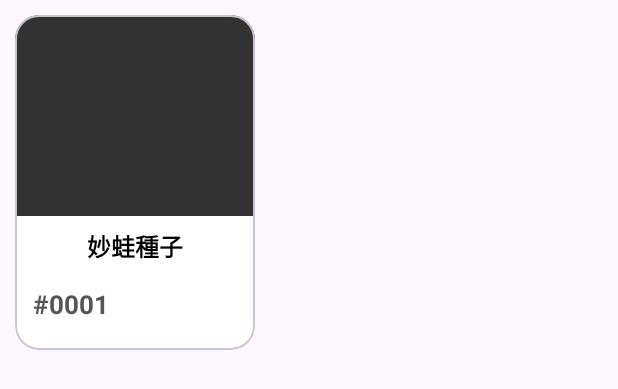
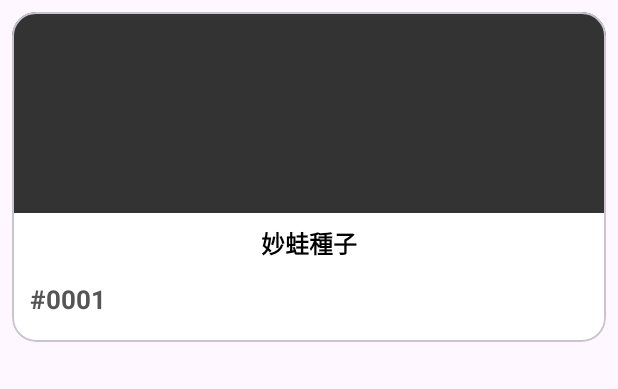
Before and after one commit to f2855631/PokemonJavaApp, an Android app: the layout item_pokemon_card.xml on its own in the app's theme, with its tools: preview values and no code run, on a phone screen of 412 x 824 dp. Shown: the top 389 px of the screen. Run offline under Robolectric (Android 15) with nearby library versions, the phone set to English and light mode, and no system bars.

Commit message:
使用match_parent更改比例,PX4和PX8模擬器試驗成功

```diff
--- a/app/src/main/res/layout/activity_pokemon_detail.xml
+++ b/app/src/main/res/layout/activity_pokemon_detail.xml
@@ -20,7 +20,7 @@
 
         <LinearLayout
             android:layout_width="match_parent"
-            android:layout_height="wrap_content"
+            android:layout_height="match_parent"
             android:orientation="vertical"
             android:background="@null"
             android:padding="16dp">
--- a/app/src/main/res/layout/item_pokemon_card.xml
+++ b/app/src/main/res/layout/item_pokemon_card.xml
@@ -1,9 +1,9 @@
 <com.google.android.material.card.MaterialCardView
     xmlns:android="http://schemas.android.com/apk/res/android"
     xmlns:app="http://schemas.android.com/apk/res-auto"
-    android:layout_width="160dp"
-    android:layout_height="wrap_content"
-    android:layout_margin="10dp"
+    android:layout_width="match_parent"
+    android:layout_height="220dp"
+    android:layout_margin="8dp"
     android:backgroundTint="@android:color/transparent"
     app:cardCornerRadius="16dp"
     app:cardElevation="0dp"
```
